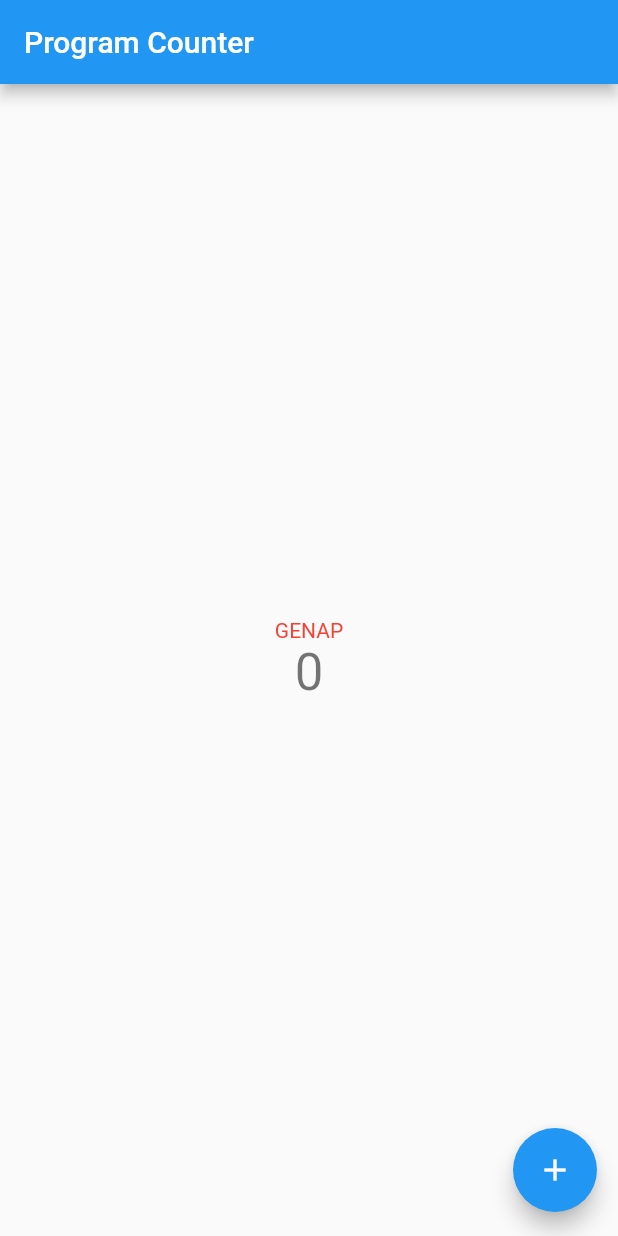
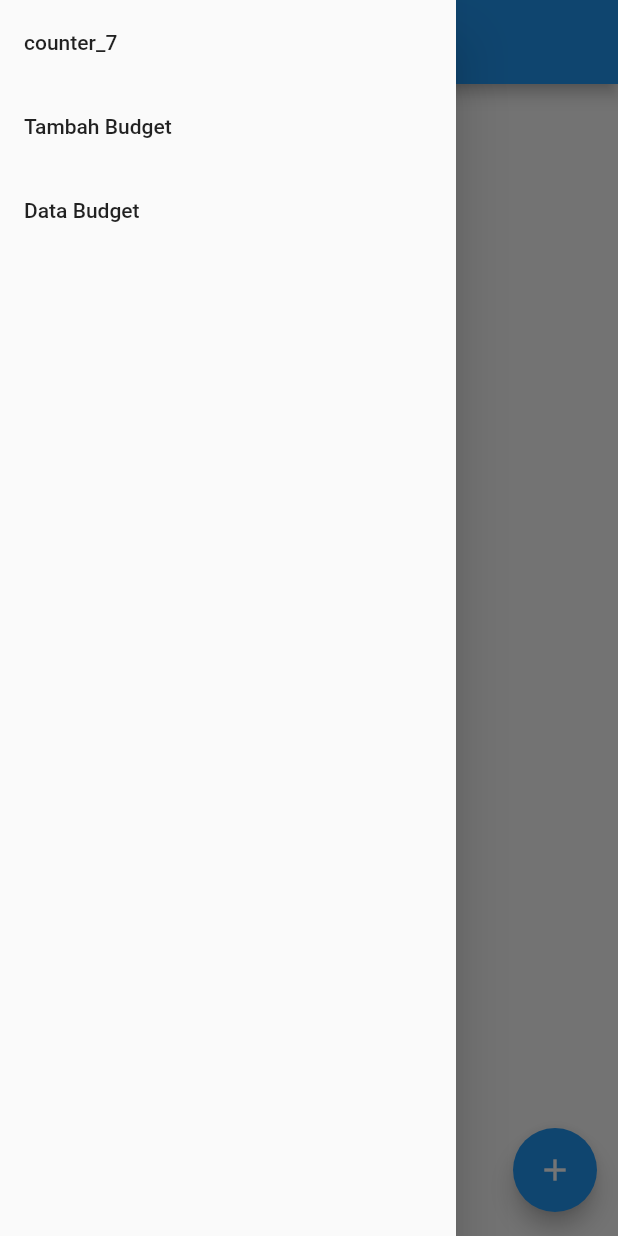
Before and after one commit to febriankimhan/pbp-flutter-lab, a Flutter app: the screen it shows after launch, with the side drawer open (before the commit the screen has no drawer), on a phone screen of 412 x 824 dp. Run offline on Flutter 3.47's test engine with Material 2 defaults, Android fonts, the phone set to English and light mode, and no system bars.

Commit message:
tugas8 selesai

```diff
--- /dev/null
+++ b/lib/drawer.dart
@@ -0,0 +1,45 @@
+import 'package:counter_7/data_budget.dart';
+import 'package:counter_7/form_budget.dart';
+import 'package:counter_7/main.dart';
+import 'package:flutter/material.dart';
+
+class AppDrawer extends StatelessWidget {
+  const AppDrawer({super.key});
+
+  @override
+  Widget build(BuildContext context) {
+    return Drawer(
+        child: Column(
+          children: [
+            ListTile(
+              title: const Text('counter_7'),
+              onTap: () {
+                Navigator.pushReplacement(
+                  context,
+                  MaterialPageRoute(builder: (context) => const MyHomePage())
+                );
+              },
+            ),
+            ListTile(
+              title: const Text('Tambah Budget'),
+              onTap: () {
+                Navigator.pushReplacement(
+                  context,
+                  MaterialPageRoute(builder: (context) => const AddBudgetFormPage())
+                );
+              },
+            ),
+            ListTile(
+              title: const Text('Data Budget'),
+              onTap: () {
+                Navigator.pushReplacement(
+                  context,
+                  MaterialPageRoute(builder: (context) => const ShowBudgetDataPage())
+                );
+              },
+            )
+          ],
+        ),
+      );
+  }
+}
--- a/lib/main.dart
+++ b/lib/main.dart
@@ -1,3 +1,5 @@
+import 'package:counter_7/drawer.dart';
+import 'package:counter_7/form_budget.dart';
 import 'package:flutter/material.dart';
 
 void main() {
@@ -24,13 +26,13 @@ class MyApp extends StatelessWidget {
         // is not restarted.
         primarySwatch: Colors.blue,
       ),
-      home: const MyHomePage(title: 'Program Counter'),
+      home: const MyHomePage(),
     );
   }
 }
 
 class MyHomePage extends StatefulWidget {
-  const MyHomePage({super.key, required this.title});
+  const MyHomePage({super.key});
 
   // This widget is the home page of your application. It is stateful, meaning
   // that it has a State object (defined below) that contains fields that affect
@@ -41,7 +43,7 @@ class MyHomePage extends StatefulWidget {
   // used by the build method of the State. Fields in a Widget subclass are
   // always marked "final".
 
-  final String title;
+  final String title = 'Program Counter';
 
   @override
   State<MyHomePage> createState() => _MyHomePageState();
@@ -83,6 +85,7 @@ class _MyHomePageState extends State<MyHomePage> {
         // the App.build method, and use it to set our appbar title.
         title: Text(widget.title),
       ),
+      drawer: const AppDrawer(),
       body: Center(
         // Center is a layout widget. It takes a single child and positions it
         // in the middle of the parent.
```
Also changed, not shown: lib/data_budget.dart (added, +28 -0 lines), lib/form_budget.dart (added, +188 -0 lines), 1 other file.
